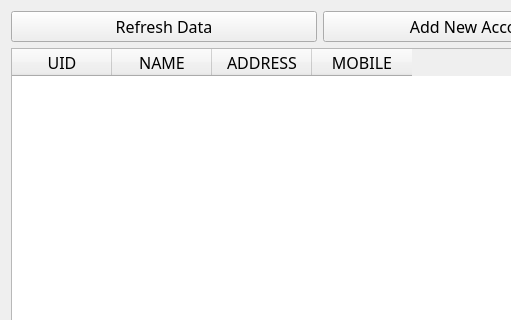
The window that viewAccounts.ui (54b1d/SPAS) describes before a commit, drawn with Qt 5; both pictures show x 0 to 511 and y 0 to 320 of the 640 by 480 pixel window.
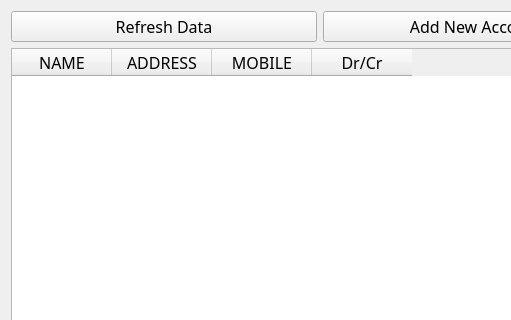
The same window after the commit.

The edit to the form file:
```diff
--- a/viewAccounts.ui
+++ b/viewAccounts.ui
@@ -52,11 +52,6 @@
      <property name="columnCount">
       <number>4</number>
      </property>
-     <column>
-      <property name="text">
-       <string>UID</string>
-      </property>
-     </column>
      <column>
       <property name="text">
        <string>NAME</string>
@@ -72,6 +67,11 @@
        <string>MOBILE</string>
       </property>
      </column>
+     <column>
+      <property name="text">
+       <string>Dr/Cr</string>
+      </property>
+     </column>
     </widget>
    </item>
   </layout>
```
